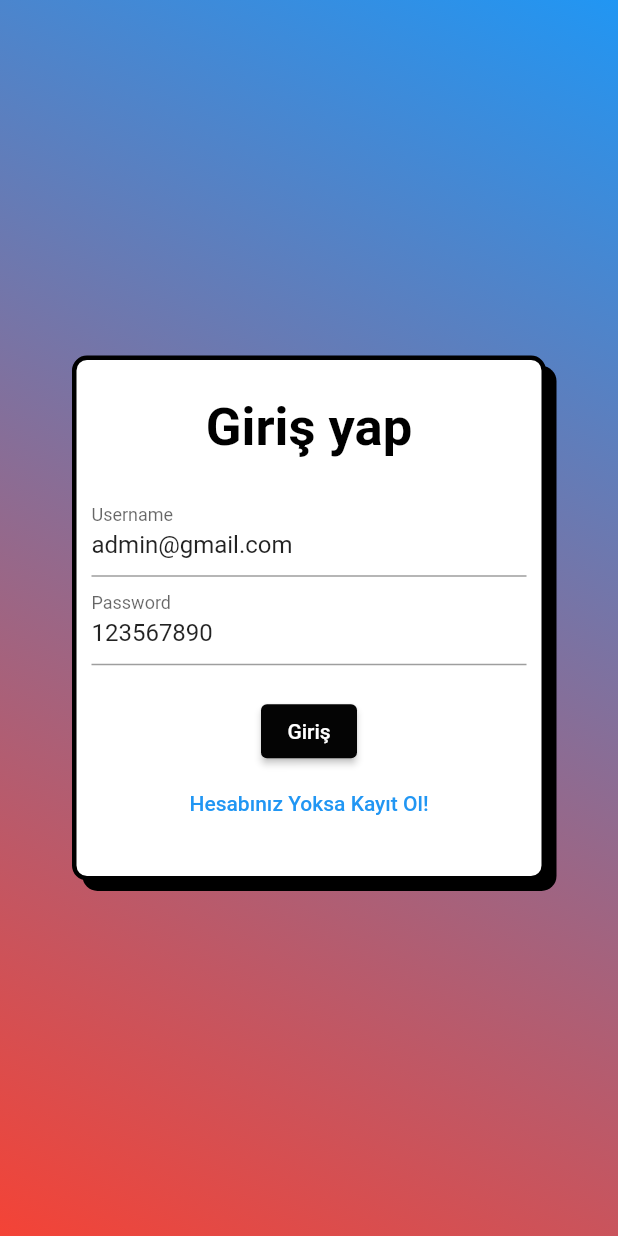
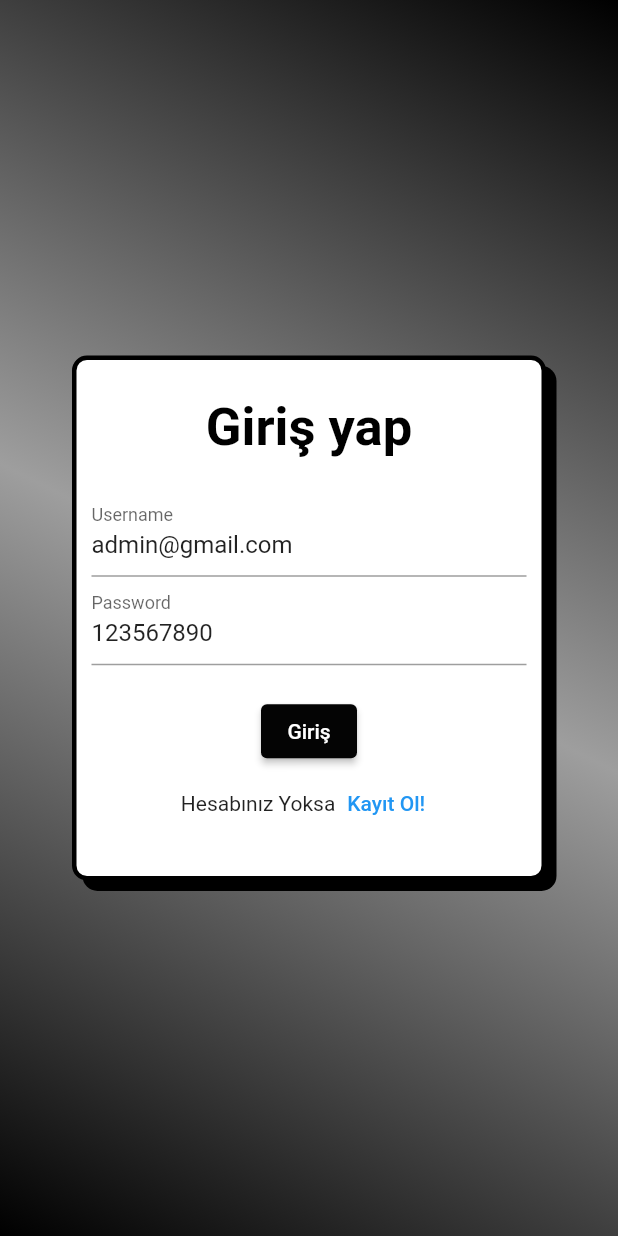
Before and after one commit to ibrahimkonc/calori_tracker, a Flutter app: the screen it shows after launch, on a phone screen of 412 x 824 dp. Run offline on Flutter 3.47's test engine with Material 2 defaults, Android fonts, the light colour scheme and no system bars; our stand-ins replace firebase_auth, firebase_core; accounts and stored records are empty.

Commit message:
Login and register update

```diff
--- a/lib/screens/login.dart
+++ b/lib/screens/login.dart
@@ -31,8 +31,9 @@ class _LoginPageState extends State<LoginPage> {
           begin: Alignment.topRight,
           end: Alignment.bottomLeft,
           colors: [
-            Colors.blue,
-            Colors.red,
+            Colors.black,
+            Colors.grey,
+            Colors.black,
           ],
         )),
         child: Padding(
@@ -92,20 +93,25 @@ class _LoginPageState extends State<LoginPage> {
                       ));
                     }
                   }, "Giriş", const Color.fromARGB(255, 4, 4, 4), Colors.white),
+                  Row(
+                    mainAxisAlignment: MainAxisAlignment.center,
+                    children: [
+                      const Text("Hesabınız Yoksa"),
                       TextButton(
                           onPressed: () {
-                        Navigator.push(
+                            Navigator.pushReplacement(
                                 context,
                                 PageRouteBuilder(
-                              pageBuilder:
-                                  (context, animation, secondaryAnimation) =>
+                                  pageBuilder: (context, animation,
+                                          secondaryAnimation) =>
                                       const RegisterPage(),
                                   transitionsBuilder: (context, animation,
                                       secondaryAnimation, child) {
                                     const begin = Offset(0.0, 1.0);
                                     const end = Offset.zero;
                                     final tween = Tween(begin: begin, end: end);
-                                final offsetAnimation = animation.drive(tween);
+                                    final offsetAnimation =
+                                        animation.drive(tween);
 
                                     return SlideTransition(
                                       position: offsetAnimation,
@@ -114,7 +120,9 @@ class _LoginPageState extends State<LoginPage> {
                                   },
                                 ));
                           },
-                      child: const Text("Hesabınız Yoksa Kayıt Ol!"))
+                          child: const Text("Kayıt Ol!")),
+                    ],
+                  )
                 ],
               ),
             ),
```
Also changed, not shown: lib/screens/register.dart (+15 -7 lines). Lines whose indentation alone changed are shown as unchanged.
